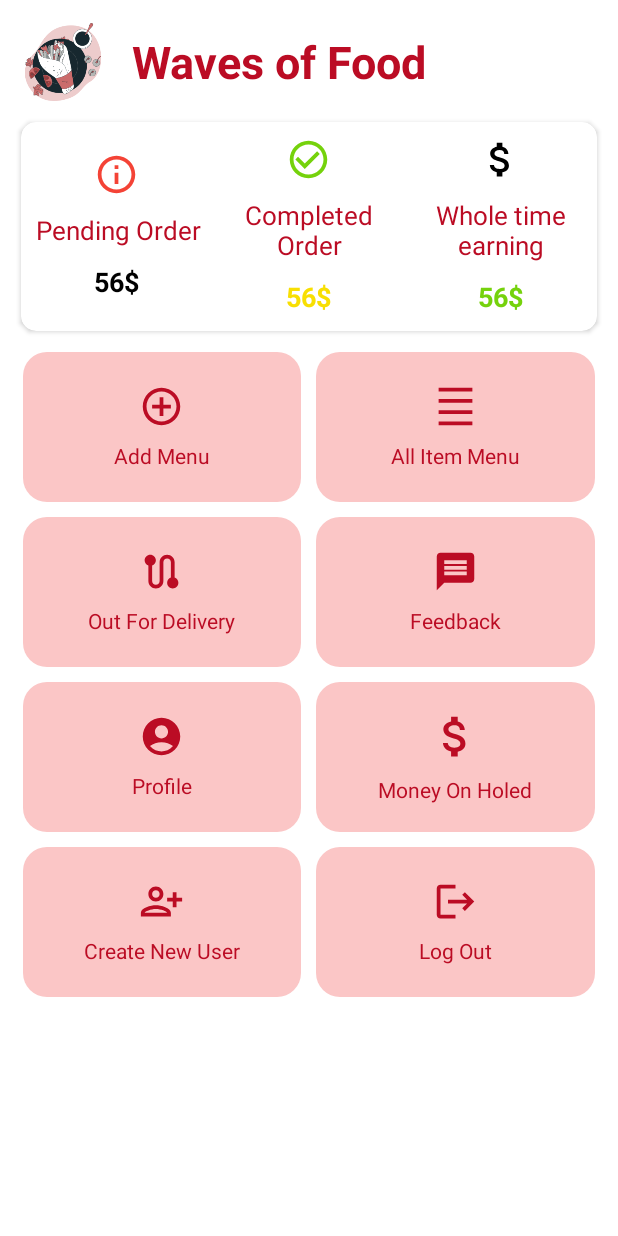
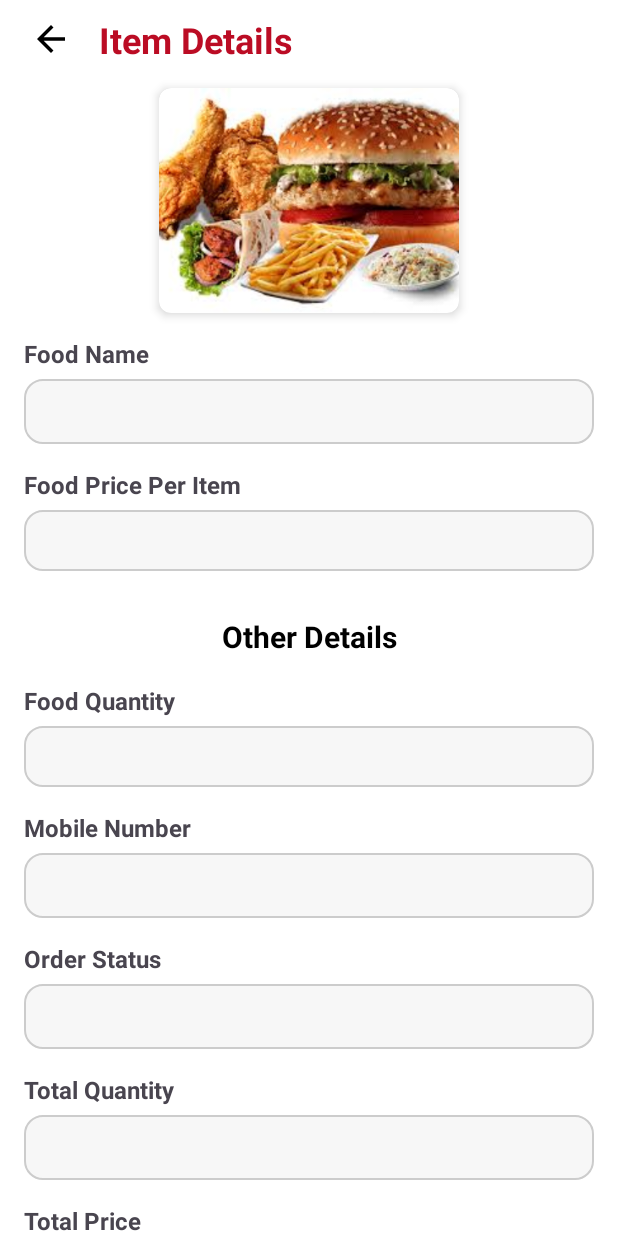
Before and after one commit to Pradeep912830/QuickBite-Vendor, an Android app: the screen it shows after launch once a user with an empty profile is signed in (MainActivity before the commit, DetailsItemActivity after it), after a tap on "Money On Holed", on a phone screen of 412 x 824 dp. Run offline under Robolectric (Android 15) with nearby library versions, the phone set to English and light mode, and no system bars; our stand-ins replace Firebase (no records; nobody signed in at launch, a user with empty details on screens opened directly).

Commit message:
pending order completed!

```diff
--- /dev/null
+++ b/app/src/main/java/com/example/foodorderingadmin/DetailsItemActivity.java
@@ -0,0 +1,134 @@
+package com.example.foodorderingadmin;
+
+import android.annotation.SuppressLint;
+import android.os.Bundle;
+import android.view.View;
+import android.widget.ImageView;
+import android.widget.TextView;
+import android.widget.Toast;
+
+import androidx.activity.EdgeToEdge;
+import androidx.annotation.NonNull;
+import androidx.appcompat.app.AppCompatActivity;
+import androidx.appcompat.widget.AppCompatButton;
+import androidx.core.graphics.Insets;
+import androidx.core.view.ViewCompat;
+import androidx.core.view.WindowInsetsCompat;
+
+import com.bumptech.glide.Glide;
+import com.google.firebase.database.DataSnapshot;
+import com.google.firebase.database.DatabaseError;
+import com.google.firebase.database.DatabaseReference;
+import com.google.firebase.database.FirebaseDatabase;
+import com.google.firebase.database.ValueEventListener;
+
+public class DetailsItemActivity extends AppCompatActivity {
+
+
+    ImageView backButton, itemImage;
+    TextView itemName, itemPrice, customerName, orderStatus, totalQuantity, totalPrice, customerAddress,MobileNumber;
+    AppCompatButton pending;
+    DatabaseReference reference;
+
+    @SuppressLint("MissingInflatedId")
+    @Override
+    protected void onCreate(Bundle savedInstanceState) {
+        super.onCreate(savedInstanceState);
+        EdgeToEdge.enable(this);
+        setContentView(R.layout.activity_details_item);
+        ViewCompat.setOnApplyWindowInsetsListener(findViewById(R.id.main), (v, insets) -> {
+            Insets systemBars = insets.getInsets(WindowInsetsCompat.Type.systemBars());
+            v.setPadding(systemBars.left, systemBars.top, systemBars.right, systemBars.bottom);
+            return insets;
+        });
+
+
+        backButton = findViewById(R.id.backButton);
+        itemImage = findViewById(R.id.showImage);
+        MobileNumber = findViewById(R.id.MobileNumber);
+        itemName = findViewById(R.id.itemName);
+        itemPrice = findViewById(R.id.itemPrice);
+        customerName = findViewById(R.id.CustomerName);
+        orderStatus = findViewById(R.id.status);
+        totalQuantity = findViewById(R.id.totalItemQuantity);
+        totalPrice = findViewById(R.id.totalItemPrice);
+        customerAddress = findViewById(R.id.customerAddress);
+        pending = findViewById(R.id.pendingButton);
+
+        backButton.setOnClickListener(v-> onBackPressed());
+
+        String userId = getIntent().getStringExtra("userId");
+        String orderId = getIntent().getStringExtra("orderId");
+        String itemId = getIntent().getStringExtra("itemId");
+        reference = FirebaseDatabase.getInstance().getReference("Orders").child(userId).child(orderId);
+
+
+        pending.setOnClickListener(v ->{
+            if(userId != null && orderId != null){
+                DatabaseReference statusRef = FirebaseDatabase.getInstance()
+                        .getReference("Orders").child(userId)
+                        .child(orderId).child("status");
+
+                statusRef.setValue("Accepted").addOnCompleteListener(task ->{
+                      if (task.isSuccessful()){
+                          pending.setText("Accepted");
+                          Toast.makeText(DetailsItemActivity.this, "Item status changed!", Toast.LENGTH_SHORT).show();
+                      }else {
+                          Toast.makeText(DetailsItemActivity.this, "Failed to changed the status!", Toast.LENGTH_SHORT).show();
+                      }
+                });
+
+            }
+        });
+
+
+
+
+
+
+
+
+        reference.addListenerForSingleValueEvent(new ValueEventListener() {
+            @Override
+            public void onDataChange(@NonNull DataSnapshot snapshot) {
+                if (snapshot.exists()) {
+                    // ✅ Order-level fields
+                    String address = snapshot.child("address").getValue(String.class);
+                    String customerNames = snapshot.child("name").getValue(String.class);
+                    String phone = snapshot.child("phone").getValue(String.class);
+                    String status = snapshot.child("status").getValue(String.class);
+                    Integer totalAmount = snapshot.child("totalAmount").getValue(Integer.class);
+                    Integer totalQuantities = snapshot.child("totalQuantity").getValue(Integer.class);
+
+                    customerAddress.setText(address);
+                    customerName.setText(customerNames);
+                    orderStatus.setText(status);
+                    MobileNumber.setText(phone);
+
+                    if (totalAmount != null) totalPrice.setText(String.valueOf(totalAmount));
+                    if (totalQuantities != null) totalQuantity.setText(String.valueOf(totalQuantities));
+
+                    // ✅ Fetch only that itemId
+                    DataSnapshot itemSnap = snapshot.child("item").child(itemId);
+                    if (itemSnap.exists()) {
+                        String foodName = itemSnap.child("name").getValue(String.class);
+                        String imageUrl = itemSnap.child("imageUrl").getValue(String.class);
+                        Integer singlePrice = itemSnap.child("price").getValue(Integer.class);
+
+                        itemName.setText(foodName);
+                        Glide.with(DetailsItemActivity.this).load(imageUrl).into(itemImage);
+
+                        if (singlePrice != null) itemPrice.setText(String.valueOf(singlePrice));
+                    }
+                }
+            }
+
+            @Override
+            public void onCancelled(@NonNull DatabaseError error) {
+                Toast.makeText(DetailsItemActivity.this, "Error: " + error.getMessage(), Toast.LENGTH_SHORT).show();
+            }
+        });
+    }
+
+
+}
--- a/app/src/main/java/com/example/foodorderingadmin/MainActivity.java
+++ b/app/src/main/java/com/example/foodorderingadmin/MainActivity.java
@@ -84,7 +84,10 @@ public class MainActivity extends AppCompatActivity {
         totalMoney.setOnClickListener(new View.OnClickListener() {
             @Override
             public void onClick(View v) {
-                Toast.makeText(MainActivity.this, "This feature will be implemented very soon!", Toast.LENGTH_SHORT).show();
+                //Toast.makeText(MainActivity.this, "This feature will be implemented very soon!", Toast.LENGTH_SHORT).show();
+
+                Intent intent = new Intent(MainActivity.this, DetailsItemActivity.class);
+                startActivity(intent);
             }
         });
 
--- /dev/null
+++ b/app/src/main/res/layout/activity_details_item.xml
@@ -0,0 +1,278 @@
+<?xml version="1.0" encoding="utf-8"?>
+<ScrollView xmlns:android="http://schemas.android.com/apk/res/android"
+    xmlns:card_view="http://schemas.android.com/apk/res-auto"
+    xmlns:tools="http://schemas.android.com/tools"
+    android:layout_width="match_parent"
+    android:layout_height="match_parent"
+    android:background="@color/white"
+    android:scrollbars="none"
+    android:id="@+id/main"
+    tools:context=".DetailsItemActivity">
+
+    <LinearLayout
+        android:layout_width="match_parent"
+        android:layout_height="wrap_content"
+        android:orientation="vertical"
+        android:gravity="center_horizontal">
+
+        <!-- Back Button and Title -->
+        <LinearLayout
+
+            android:layout_gravity="start"
+            android:layout_marginLeft="20dp"
+            android:layout_width="wrap_content"
+            android:layout_height="wrap_content"
+            android:orientation="horizontal"
+            android:layout_marginTop="10dp"
+            android:gravity="center_vertical"
+            tools:ignore="ExtraText">
+
+            <ImageView
+                android:id="@+id/backButton"
+                android:layout_width="28dp"
+                android:layout_height="28dp"
+                android:layout_marginEnd="8dp"
+                android:contentDescription="Back"
+                android:src="@drawable/back" />
+
+            <TextView
+                android:layout_width="wrap_content"
+                android:layout_height="wrap_content"
+                android:text="Item Details"
+                android:layout_marginLeft="10dp"
+                android:textSize="24sp"
+                android:textColor="@color/color_dark"
+                android:textStyle="bold"
+                android:layout_gravity="center_horizontal" />
+        </LinearLayout>
+
+
+        <androidx.cardview.widget.CardView
+            android:layout_width="wrap_content"
+            android:layout_height="wrap_content"
+            android:layout_marginTop="16dp"
+            android:layout_gravity="center"
+            card_view:cardCornerRadius="8dp"
+            card_view:cardElevation="4dp">
+
+            <ImageView
+                android:id="@+id/showImage"
+                android:layout_width="200dp"
+                android:layout_height="150dp"
+                android:scaleType="centerCrop"
+                android:adjustViewBounds="true"
+                android:background="#CCCCCC"
+                android:src="@drawable/food" />
+        </androidx.cardview.widget.CardView>
+
+        <TextView
+            android:layout_width="wrap_content"
+            android:layout_height="wrap_content"
+            android:text="Food Name"
+            android:layout_gravity="left"
+            android:layout_marginTop="16dp"
+            android:layout_marginLeft="16dp"
+            android:textStyle="bold"
+            android:textSize="16sp"/>
+
+        <TextView
+            android:id="@+id/itemName"
+            android:layout_width="match_parent"
+            android:layout_height="wrap_content"
+            android:layout_marginTop="6dp"
+            android:layout_marginLeft="16dp"
+            android:layout_marginRight="16dp"
+            android:padding="12dp"
+            android:background="@drawable/edittext_background" />
+
+        <!-- Item Price -->
+
+        <TextView
+            android:layout_width="wrap_content"
+            android:layout_height="wrap_content"
+            android:text="Food Price Per Item"
+            android:layout_gravity="left"
+            android:layout_marginTop="16dp"
+            android:layout_marginLeft="16dp"
+            android:textStyle="bold"
+            android:textSize="16sp"/>
+
+        <TextView
+            android:id="@+id/itemPrice"
+            android:layout_width="match_parent"
+            android:layout_height="wrap_content"
+            android:textSize="12sp"
+            android:layout_marginTop="6dp"
+            android:layout_marginLeft="16dp"
+            android:layout_marginRight="16dp"
+            android:padding="12dp"
+            android:background="@drawable/edittext_background" />
+
+        <!-- Item Image and Upload Button -->
+
+        <TextView
+            android:layout_width="match_parent"
+            android:layout_height="wrap_content"
+            android:textColor="@color/black"
+            android:layout_gravity="start"
+            android:layout_marginLeft="16dp"
+            android:layout_marginTop="30dp"
+            android:gravity="center"
+            android:layout_marginRight="16dp"
+            android:text="Other Details"
+            android:layout_marginBottom="10dp"
+            android:textStyle="bold"
+            android:textSize="20sp"/>
+
+
+        <TextView
+            android:layout_width="wrap_content"
+            android:layout_height="wrap_content"
+            android:text="Food Quantity"
+            android:layout_gravity="left"
+            android:layout_marginTop="8dp"
+            android:layout_marginLeft="16dp"
+            android:textStyle="bold"
+            android:textSize="16sp"/>
+
+        <TextView
+            android:id="@+id/CustomerName"
+            android:layout_width="match_parent"
+            android:layout_height="wrap_content"
+            android:background="@drawable/edittext_background"
+            android:layout_marginLeft="16dp"
+            android:layout_marginRight="16dp"
+            android:layout_marginTop="6dp"
+            android:padding="12dp"
+            android:textSize="12sp"
+            />
+
+
+        <TextView
+            android:layout_width="wrap_content"
+            android:layout_height="wrap_content"
+            android:text="Mobile Number"
+            android:layout_gravity="left"
+            android:layout_marginTop="16dp"
+            android:layout_marginLeft="16dp"
+            android:textStyle="bold"
+            android:textSize="16sp"/>
+
+        <TextView
+            android:id="@+id/MobileNumber"
+            android:layout_width="match_parent"
+            android:layout_height="wrap_content"
+            android:layout_marginTop="6dp"
+            android:gravity="top|start"
+            android:layout_marginLeft="16dp"
+            android:layout_marginRight="16dp"
+            android:background="@drawable/edittext_background"
+            android:padding="12dp" />
+
+        <TextView
+            android:layout_width="wrap_content"
+            android:layout_height="wrap_content"
+            android:text="Order Status"
+            android:layout_gravity="left"
+            android:layout_marginTop="16dp"
+            android:layout_marginLeft="16dp"
+            android:textStyle="bold"
+            android:textSize="16sp"/>
+
+        <TextView
+            android:id="@+id/status"
+            android:layout_width="match_parent"
+            android:layout_height="wrap_content"
+            android:layout_marginTop="6dp"
+            android:gravity="top|start"
+            android:layout_marginLeft="16dp"
+            android:layout_marginRight="16dp"
+            android:background="@drawable/edittext_background"
+            android:padding="12dp" />
+
+        <TextView
+            android:layout_width="wrap_content"
+            android:layout_height="wrap_content"
+            android:text="Total Quantity"
+            android:layout_gravity="left"
+            android:layout_marginTop="16dp"
+            android:layout_marginLeft="16dp"
+            android:textStyle="bold"
+            android:textSize="16sp"/>
+
+        <TextView
+            android:id="@+id/totalItemQuantity"
+            android:layout_width="match_parent"
+            android:layout_height="wrap_content"
+            android:layout_marginTop="6dp"
+            android:gravity="top|start"
+            android:layout_marginLeft="16dp"
+            android:layout_marginRight="16dp"
+            android:background="@drawable/edittext_background"
+            android:padding="12dp" />
+
+
+        <TextView
+            android:layout_width="wrap_content"
+            android:layout_height="wrap_content"
+            android:text="Total Price"
+            android:layout_gravity="left"
+            android:layout_marginTop="16dp"
+            android:layout_marginLeft="16dp"
+            android:textStyle="bold"
+            android:textSize="16sp"/>
+
+        <TextView
+            android:id="@+id/totalItemPrice"
+            android:layout_width="match_parent"
+            android:layout_height="wrap_content"
+            android:layout_marginTop="6dp"
+            android:gravity="top|start"
+            android:layout_marginLeft="16dp"
+            android:layout_marginRight="16dp"
+            android:background="@drawable/edittext_background"
+            android:padding="12dp" />
+
+        <TextView
+            android:layout_width="wrap_content"
+            android:layout_height="wrap_content"
+            android:text="Customer Address"
+            android:layout_gravity="left"
+            android:layout_marginTop="16dp"
+            android:layout_marginLeft="16dp"
+            android:textStyle="bold"
+            android:textSize="16sp"/>
+
+        <TextView
+            android:id="@+id/customerAddress"
+            android:layout_width="match_parent"
+            android:layout_height="wrap_content"
+            android:layout_marginTop="6dp"
+            android:gravity="top|start"
+            android:layout_marginLeft="16dp"
+            android:layout_marginRight="16dp"
+            android:background="@drawable/edittext_background"
+            android:padding="12dp" />
+
+
+        <!-- Add Item Button -->
+        <androidx.appcompat.widget.AppCompatButton
+            android:id="@+id/pendingButton"
+            android:layout_width="match_parent"
+            android:layout_height="55dp"
+            android:layout_marginTop="24dp"
+            android:layout_marginLeft="16dp"
+            android:layout_marginRight="16dp"
+            android:text="Pending"
+            android:textColor="#FFFFFF"
+            android:backgroundTint="#D52B1E"
+            android:paddingHorizontal="32dp"
+            android:layout_marginBottom="20dp"
+            android:textAllCaps="false"
+            android:paddingVertical="12dp"
+            android:textStyle="bold"
+            android:layout_gravity="center_horizontal"
+            android:background="@drawable/rounded_button" />
+
+    </LinearLayout>
+</ScrollView>
```
Also changed, not shown: app/src/main/AndroidManifest.xml (+5 -6 lines), app/src/main/java/com/example/foodorderingadmin/Adapter/PendingOrderAdapter.java (+10 -1 lines), app/src/main/java/com/example/foodorderingadmin/AdminPendingOrder.java (+9 -4 lines), app/src/main/java/com/example/foodorderingadmin/Model/OrderModel.java (added, +117 -0 lines), app/src/main/java/com/example/foodorderingadmin/Model/PendingOrder.java (+31 -1 lines).
